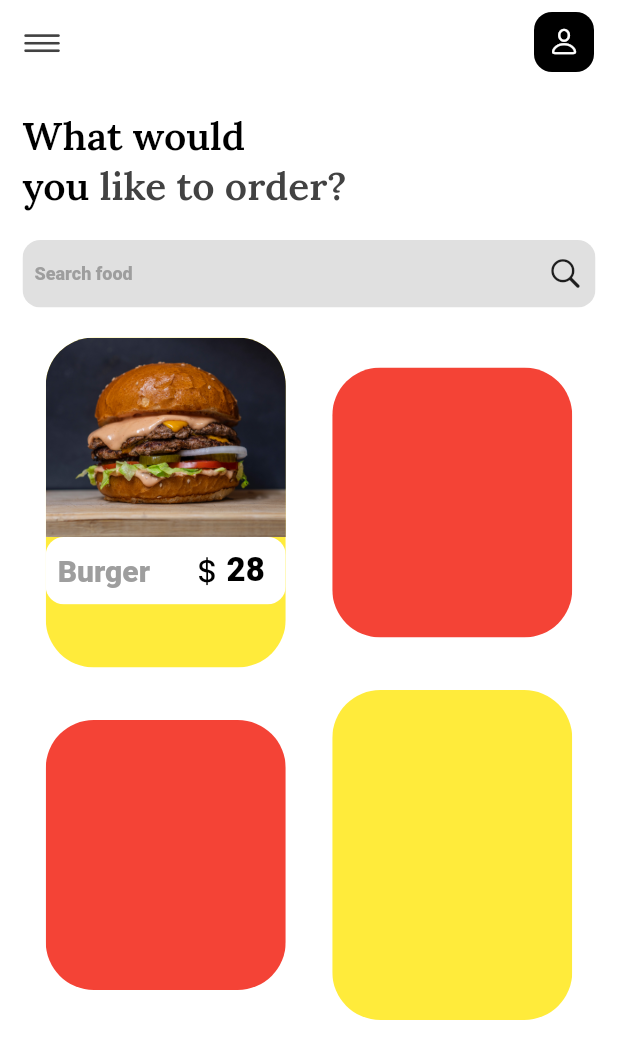
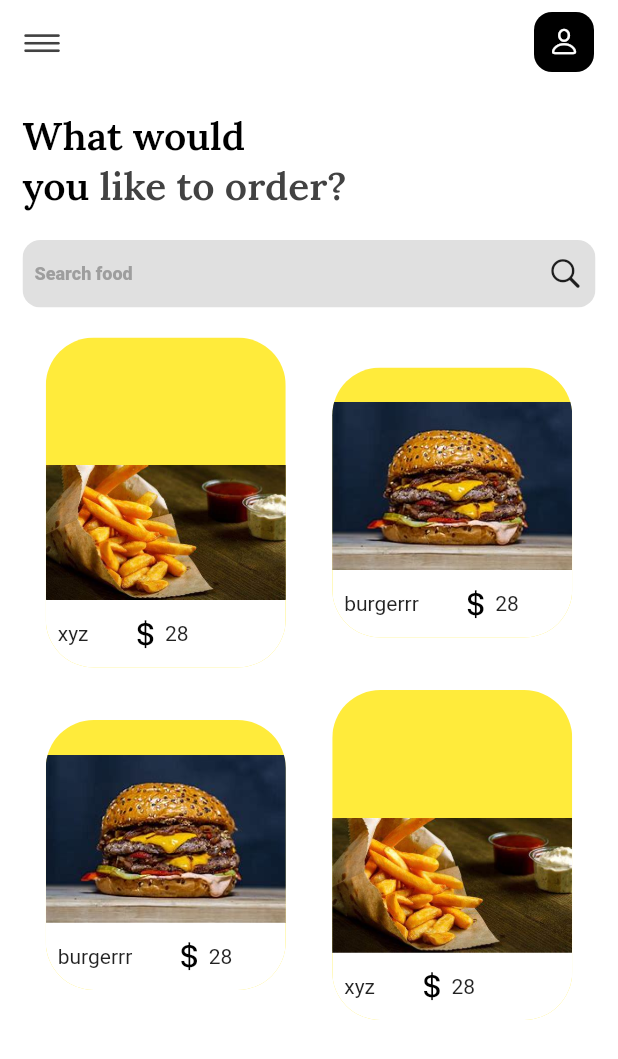
Before and after one commit to radG1t/food_delivery, a Flutter app: the OrderPage screen opened directly, on a phone screen of 412 x 824 dp. Shown: the top 1059 px of the screen. Run offline on Flutter 3.47's test engine with Material 2 defaults, Android fonts, the phone set to English and light mode, and no system bars; our stand-ins replace google_fonts; Roboto replaces fonts that are missing (GoogleFonts.lora()).

Commit message:
card widgets added

```diff
--- /dev/null
+++ b/lib/card.dart
@@ -0,0 +1,120 @@
+import 'package:flutter/cupertino.dart';
+import 'package:flutter/material.dart';
+
+Widget card1(
+  imgName,
+  foodName,
+) {
+  return ClipRRect(
+    borderRadius: BorderRadius.circular(32),
+    child: Container(
+      height: 220,
+      width: 160,
+      color: Colors.yellow,
+      child: Column(
+        mainAxisAlignment: MainAxisAlignment.end,
+        children: [
+          Image.asset(
+            'assets/$imgName.jpeg',
+          ),
+          ClipRRect(
+            borderRadius: const BorderRadius.only(
+              bottomRight: Radius.circular(12),
+              bottomLeft: Radius.circular(12),
+            ),
+            child: Container(
+              height: 45,
+              color: Colors.white,
+              child: Padding(
+                padding: const EdgeInsets.fromLTRB(8, 0, 8, 0),
+                child: Row(
+                  mainAxisAlignment: MainAxisAlignment.start,
+                  children: [
+                    Text(
+                      '$foodName',
+
+                      // style: textTheme.headline1!
+                      //     .copyWith(fontSize: 20, color: Colors.grey),
+                    ),
+                    const SizedBox(
+                      width: 25,
+                    ),
+                    const Icon(
+                      CupertinoIcons.money_dollar,
+                      size: 26,
+                      color: Colors.black,
+                    ),
+                    const Text(
+                      '28',
+                      // style: textTheme.headline1!
+                      //     .copyWith(fontSize: 22, color: Colors.black),
+                    ),
+                  ],
+                ),
+              ),
+            ),
+          ),
+        ],
+      ),
+    ),
+  );
+}
+
+Widget card2(
+  imgName,
+  foodName,
+) {
+  return ClipRRect(
+    borderRadius: BorderRadius.circular(32),
+    child: Container(
+      height: 180,
+      width: 160,
+      color: Colors.yellow,
+      child: Column(
+        mainAxisAlignment: MainAxisAlignment.end,
+        children: [
+          Image.asset(
+            'assets/$imgName.jpeg',
+          ),
+          ClipRRect(
+            borderRadius: const BorderRadius.only(
+              bottomRight: Radius.circular(12),
+              bottomLeft: Radius.circular(12),
+            ),
+            child: Container(
+              height: 45,
+              color: Colors.white,
+              child: Padding(
+                padding: const EdgeInsets.fromLTRB(8, 0, 8, 0),
+                child: Row(
+                  mainAxisAlignment: MainAxisAlignment.start,
+                  children: [
+                    Text(
+                      '$foodName',
+
+                      // style: textTheme.headline1!
+                      //     .copyWith(fontSize: 20, color: Colors.grey),
+                    ),
+                    const SizedBox(
+                      width: 25,
+                    ),
+                    const Icon(
+                      CupertinoIcons.money_dollar,
+                      size: 26,
+                      color: Colors.black,
+                    ),
+                    const Text(
+                      '28',
+                      // style: textTheme.headline1!
+                      //     .copyWith(fontSize: 22, color: Colors.black),
+                    ),
+                  ],
+                ),
+              ),
+            ),
+          ),
+        ],
+      ),
+    ),
+  );
+}
--- a/lib/order.dart
+++ b/lib/order.dart
@@ -1,6 +1,7 @@
 import 'package:flutter/cupertino.dart';
 import 'package:flutter/material.dart';
 import 'package:google_fonts/google_fonts.dart';
+import 'package:food_delivery/card.dart';
 
 class OrderPage extends StatefulWidget {
   const OrderPage({super.key});
@@ -13,6 +14,10 @@ class _OrderPageState extends State<OrderPage> {
   @override
   Widget build(BuildContext context) {
     TextTheme textTheme = Theme.of(context).textTheme;
+    String? foodName;
+    String? imgName;
+    double? widthCard;
+    double? heightCard;
     return Scaffold(
       drawer: const Drawer(),
       backgroundColor: Colors.white,
@@ -110,63 +115,12 @@ class _OrderPageState extends State<OrderPage> {
             const SizedBox(
               height: 20,
             ),
-            //cards
+            //----------cards
             Row(
               mainAxisAlignment: MainAxisAlignment.spaceAround,
               children: [
-                ClipRRect(
-                  borderRadius: BorderRadius.circular(32),
-                  child: Container(
-                    height: 220,
-                    width: 160,
-                    color: Colors.yellow,
-                    child: Column(
-                      children: [
-                        Image.asset(
-                          'assets/burger.jpg',
-                          //   fit: BoxFit.,
-                        ),
-                        ClipRRect(
-                          borderRadius: BorderRadius.circular(12),
-                          child: Container(
-                            height: 45,
-                            color: Colors.white,
-                            child: Padding(
-                              padding: const EdgeInsets.fromLTRB(8, 0, 8, 0),
-                              child: Row(
-                                mainAxisAlignment: MainAxisAlignment.start,
-                                children: [
-                                  Text('Burger',
-                                      style: textTheme.headline1!.copyWith(
-                                          fontSize: 20, color: Colors.grey)),
-                                  const SizedBox(
-                                    width: 25,
-                                  ),
-                                  const Icon(
-                                    CupertinoIcons.money_dollar,
-                                    size: 26,
-                                    color: Colors.black,
-                                  ),
-                                  Text('28',
-                                      style: textTheme.headline1!.copyWith(
-                                          fontSize: 22, color: Colors.black)),
-                                ],
-                              ),
-                            ),
-                          ),
-                        ),
-                      ],
-                    ),
-                  ),
-                ),
-                ClipRRect(
-                  borderRadius: BorderRadius.circular(32),
-                  child: Container(
-                    height: 180,
-                    width: 160,
-                    color: Colors.red,
-                  ),
-                ),
+                card1('fries', 'xyz'),
+                card2('burger', 'burgerrr'),
               ],
             ),
             const SizedBox(
@@ -175,22 +129,8 @@ class _OrderPageState extends State<OrderPage> {
             Row(
               mainAxisAlignment: MainAxisAlignment.spaceAround,
               children: [
-                ClipRRect(
-                  borderRadius: BorderRadius.circular(32),
-                  child: Container(
-                    height: 180,
-                    width: 160,
-                    color: Colors.red,
-                  ),
-                ),
-                ClipRRect(
-                  borderRadius: BorderRadius.circular(32),
-                  child: Container(
-                    height: 220,
-                    width: 160,
-                    color: Colors.yellow,
-                  ),
-                ),
+                card2('burger', 'burgerrr'),
+                card1('fries', 'xyz'),
               ],
             ),
           ],
@@ -202,4 +142,3 @@ class _OrderPageState extends State<OrderPage> {
     );
   }
 }
-// hamed qoli nasab ui/ux
```
